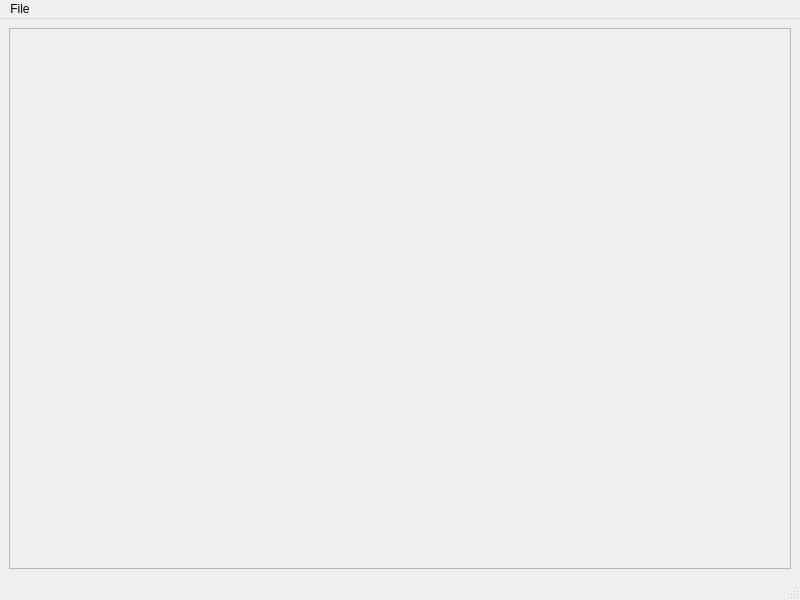
124327288/ChatClient, file ServiceChat/pdfwindow.ui: the form before one commit.
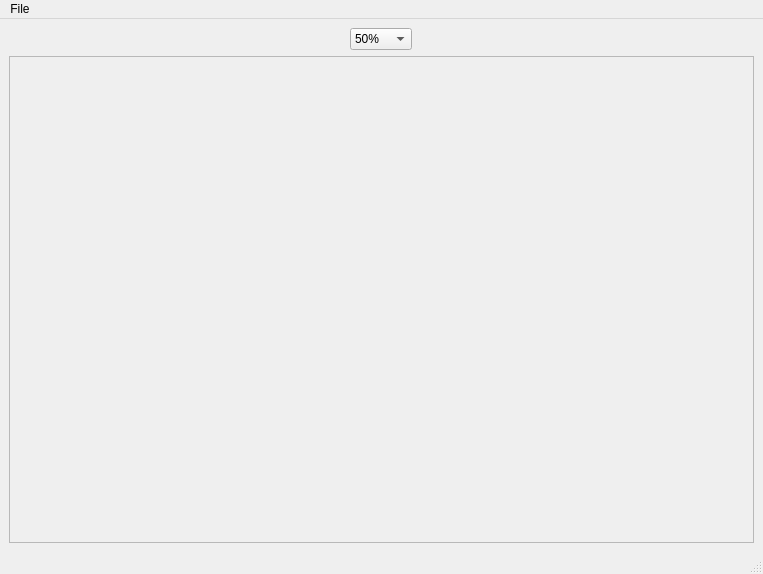
The form after the commit.

Patch:
```diff
--- a/ServiceChat/pdfwindow.ui
+++ b/ServiceChat/pdfwindow.ui
@@ -6,15 +6,54 @@
    <rect>
     <x>0</x>
     <y>0</y>
-    <width>800</width>
-    <height>600</height>
+    <width>763</width>
+    <height>574</height>
    </rect>
   </property>
   <property name="windowTitle">
    <string>MainWindow</string>
   </property>
   <widget class="QWidget" name="centralwidget">
-   <layout class="QHBoxLayout" name="horizontalLayout_2">
+   <layout class="QVBoxLayout" name="verticalLayout_2">
+    <item>
+     <layout class="QHBoxLayout" name="horizontalLayout">
+      <item>
+       <widget class="QComboBox" name="comboBox">
+        <property name="sizePolicy">
+         <sizepolicy hsizetype="Fixed" vsizetype="Fixed">
+          <horstretch>0</horstretch>
+          <verstretch>0</verstretch>
+         </sizepolicy>
+        </property>
+        <item>
+         <property name="text">
+          <string>50%</string>
+         </property>
+        </item>
+        <item>
+         <property name="text">
+          <string>75%</string>
+         </property>
+        </item>
+        <item>
+         <property name="text">
+          <string>100%</string>
+         </property>
+        </item>
+        <item>
+         <property name="text">
+          <string>125%</string>
+         </property>
+        </item>
+        <item>
+         <property name="text">
+          <string>150%</string>
+         </property>
+        </item>
+       </widget>
+      </item>
+     </layout>
+    </item>
     <item>
      <widget class="QScrollArea" name="scrollArea">
       <property name="widgetResizable">
@@ -25,8 +64,8 @@
         <rect>
          <x>0</x>
          <y>0</y>
-         <width>780</width>
-         <height>535</height>
+         <width>743</width>
+         <height>481</height>
         </rect>
        </property>
        <layout class="QVBoxLayout" name="verticalLayout"/>
@@ -40,7 +79,7 @@
     <rect>
      <x>0</x>
      <y>0</y>
-     <width>800</width>
+     <width>763</width>
      <height>23</height>
     </rect>
    </property>
```
